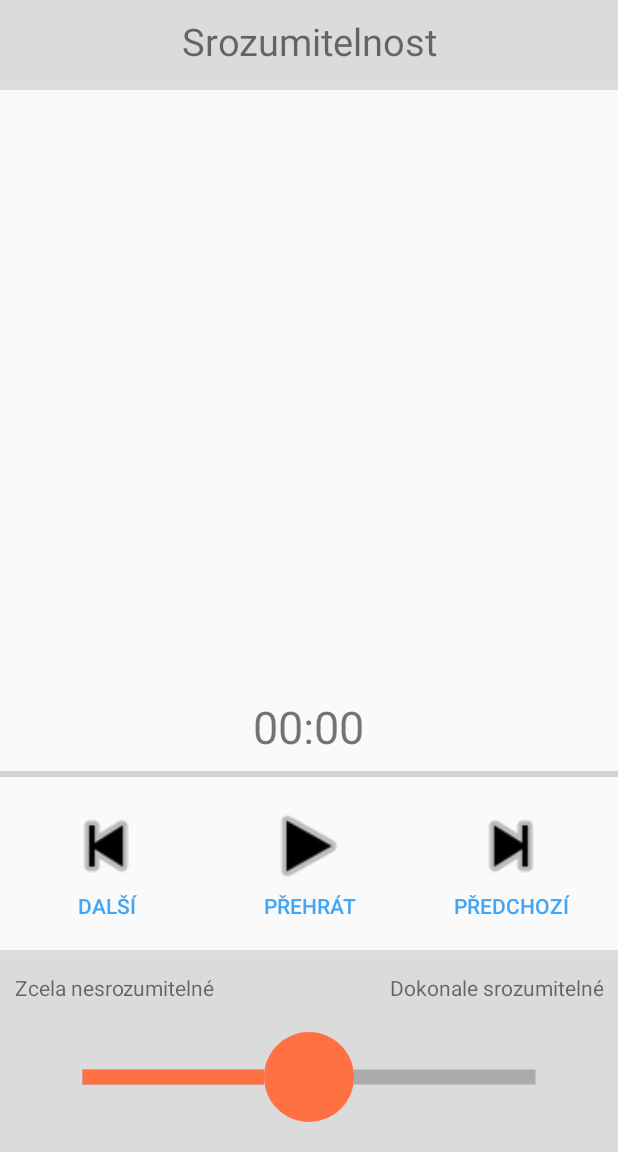
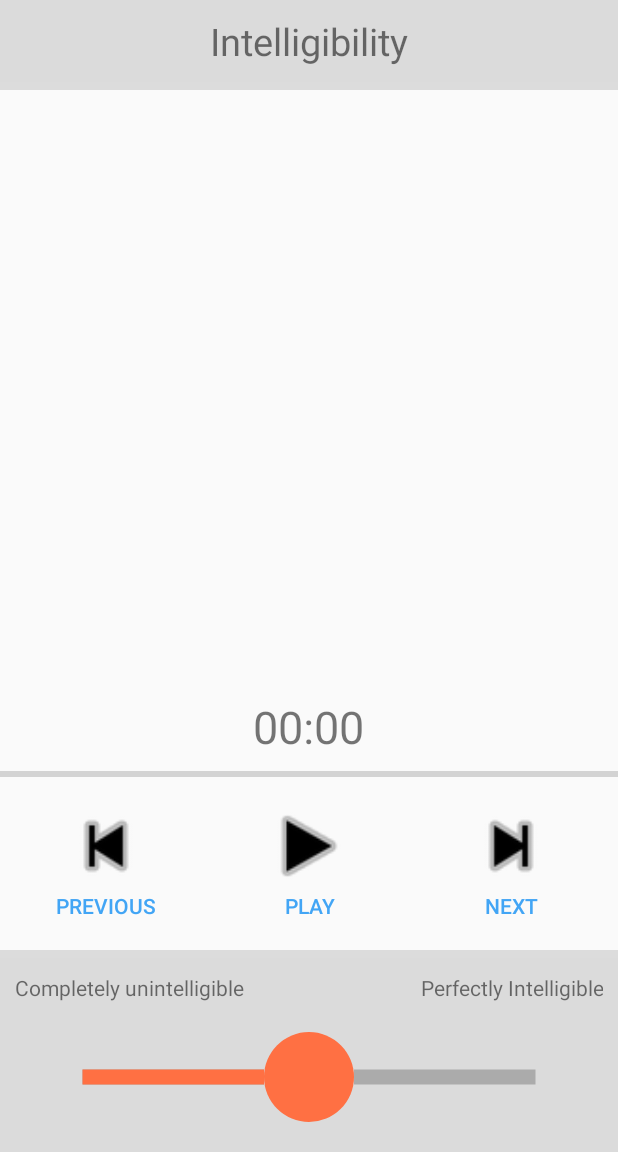
Before and after one commit to PetrKryze/VASIR, an Android app: the screen it shows after launch (MainActivity), on a phone screen of 412 x 824 dp, the part 84-1236 px from its top. Run offline under Robolectric (Android 15) with nearby library versions, the phone set to English and light mode, and no system bars; 4 statements that could not run were skipped.

Commit message:
english translation created and set a default czech set as czech used the improved root folder finding method in the getRecordings routine implemented error dialog on failed file load on startup

```diff
--- a/app/src/main/java/com/petrkryze/vas/MainActivity.java
+++ b/app/src/main/java/com/petrkryze/vas/MainActivity.java
@@ -10,7 +10,6 @@ import android.graphics.ColorMatrixColorFilter;
 import android.graphics.drawable.Drawable;
 import android.os.Build;
 import android.os.Bundle;
-import android.os.Environment;
 import android.os.Handler;
 import android.os.Vibrator;
 import android.util.Log;
@@ -45,7 +44,6 @@ import androidx.annotation.NonNull;
 import androidx.appcompat.app.ActionBar;
 import androidx.appcompat.app.AppCompatActivity;
 import androidx.appcompat.widget.Toolbar;
-import androidx.core.content.ContextCompat;
 
 public class MainActivity extends AppCompatActivity {
 
@@ -244,13 +242,26 @@ public class MainActivity extends AppCompatActivity {
         // Load the tracks from storage
         try {
             trackList = getRecordings();
-            for (Recording r : trackList) { // TODO delet dis
-                Log.i(TAG, "onCreate: " + r.toString());
-            }
+            // Logging only
+//            for (Recording r : trackList) {
+//                Log.i(TAG, "onCreate: " + r.toString());
+//            }
             welcome();
             initDone = true;
         } catch (Exception e) {
             e.printStackTrace();
+            AlertDialog no_files_found_dialog = new AlertDialog.Builder(this)
+                    .setMessage(getString(R.string.no_files_found_message))
+                    .setTitle(getString(R.string.alert))
+                    .setPositiveButton(R.string.ok, new DialogInterface.OnClickListener() {
+                        @Override
+                        public void onClick(DialogInterface dialog, int which) {
+                            MainActivity.this.finish();
+                        }
+                    }).create();
+            no_files_found_dialog.setCanceledOnTouchOutside(false);
+            no_files_found_dialog.setIcon(getDrawable(R.drawable.ic_error_red_24dp));
+            no_files_found_dialog.show();
         }
     }
 
@@ -403,18 +414,10 @@ public class MainActivity extends AppCompatActivity {
     }
 
     private List<Recording> getRecordings() throws Exception {
-        boolean readable = Environment.getExternalStorageState().equals(Environment.MEDIA_MOUNTED) ||
-                Environment.getExternalStorageState().equals(Environment.MEDIA_MOUNTED_READ_ONLY);
-        if (!readable) {
-            throw new Exception("External storage could not be read.");
-        }
+        File root = RatingManager.getRootAppDirOnSdCard(getApplicationContext());
 
-        File[] externalStorageVolumes =
-                ContextCompat.getExternalFilesDirs(getApplicationContext(), null);
-        File primaryExternalStorage = externalStorageVolumes[0];
-        Log.i(TAG, "getRecordings: External Storage root: " + primaryExternalStorage.getPath());
-
-        ArrayList<File> raw_audio_list = getAudioRecursive(primaryExternalStorage);
+        // Finds all MP3 audio files in the app root folder on SD card
+        ArrayList<File> raw_audio_list = getAudioRecursive(root);
         Nrec = raw_audio_list.size();
         if (Nrec <= 0) {
             throw new Exception("No audio files found on external storage!");
--- a/app/src/main/java/com/petrkryze/vas/RatingManager.java
+++ b/app/src/main/java/com/petrkryze/vas/RatingManager.java
@@ -50,6 +50,7 @@ public class RatingManager {
 
     private static final char separator = ';';
     private static final char headerTag = '#';
+    private static final String RATINGS_FOLDER_NAME = "Ratings";
 
     private final String TAG = "RatingManager";
 
@@ -211,36 +212,12 @@ public class RatingManager {
         if (state != State.STATE_FINISHED) {
             Log.e(TAG, "saveResults: Rating manager is not in a finished state!");
         } else {
-            // Get all available storage (internal, external, mounted, emulated, ...)
-            File[] externalStorageVolumes =
-                    ContextCompat.getExternalFilesDirs(context, null);
-
-            File sdcardAppFolder = null;
-            for (int i = 0; i <= externalStorageVolumes.length; i++) {
-                File f = externalStorageVolumes[i];
-                Log.i(TAG, "saveResults: Storage no." + i);
-                Log.i(TAG, "saveResults: External Storage path: " + f.getPath());
-                Log.i(TAG, "saveResults: Is this storage emulated? " +
-                        Environment.isExternalStorageEmulated(f));
-                Log.i(TAG, "saveResults: Is this storage removable? " +
-                        Environment.isExternalStorageRemovable(f));
-                Log.i(TAG, "saveResults: State of this external storage: " +
-                        Environment.getExternalStorageState(f) + "\n");
-
-                if (Environment.isExternalStorageRemovable(f) &&
-                        !Environment.isExternalStorageEmulated(f) &&
-                        Environment.getExternalStorageState(f).equals(Environment.MEDIA_MOUNTED)) {
-                    // This storage is <<probably>> a external SD-card
-                    sdcardAppFolder = f;
-                    // Fuck everything else
-                    break;
-                }
-            }
+            File sdcardAppFolder = getRootAppDirOnSdCard(context);
             if (sdcardAppFolder == null) {
                 throw new Exception("No usable external storage location found!");
             }
 
-            File directory = new File(sdcardAppFolder, "Ratings");
+            File directory = new File(sdcardAppFolder, RATINGS_FOLDER_NAME);
             if (!directory.exists()) {
                 Log.i(TAG, "saveResults: Directory <" + directory.getPath() + "> does not exist.");
                 if (!directory.mkdirs()) {
@@ -293,4 +270,34 @@ public class RatingManager {
             Log.i(TAG, "saveResults: File: <" + file.getName() + "> written successfully.");
         }
     }
+
+    public static File getRootAppDirOnSdCard(Context context) {
+        final String TAG = "getRootAppDirOnSdCard";
+        // Get all available storage (internal, external, mounted, emulated, ...)
+        File[] externalStorageVolumes =
+                ContextCompat.getExternalFilesDirs(context, null);
+
+        File sdcardAppFolder = null;
+        for (int i = 0; i <= externalStorageVolumes.length; i++) {
+            File f = externalStorageVolumes[i];
+            Log.i(TAG, "saveResults: Storage no." + i);
+            Log.i(TAG, "saveResults: External Storage path: " + f.getPath());
+            Log.i(TAG, "saveResults: Is this storage emulated? " +
+                    Environment.isExternalStorageEmulated(f));
+            Log.i(TAG, "saveResults: Is this storage removable? " +
+                    Environment.isExternalStorageRemovable(f));
+            Log.i(TAG, "saveResults: State of this external storage: " +
+                    Environment.getExternalStorageState(f) + "\n");
+
+            if (Environment.isExternalStorageRemovable(f) &&
+                    !Environment.isExternalStorageEmulated(f) &&
+                    Environment.getExternalStorageState(f).equals(Environment.MEDIA_MOUNTED)) {
+                // This storage is <<probably>> a external SD-card
+                sdcardAppFolder = f;
+                // Fuck everything else
+                break;
+            }
+        }
+        return sdcardAppFolder;
+    }
 }
--- /dev/null
+++ b/app/src/main/res/drawable/ic_error_red_24dp.xml
@@ -0,0 +1,5 @@
+<vector android:height="24dp" android:tint="#ED0700"
+    android:viewportHeight="24.0" android:viewportWidth="24.0"
+    android:width="24dp" xmlns:android="http://schemas.android.com/apk/res/android">
+    <path android:fillColor="#FF000000" android:pathData="M12,2C6.48,2 2,6.48 2,12s4.48,10 10,10 10,-4.48 10,-10S17.52,2 12,2zM13,17h-2v-2h2v2zM13,13h-2L11,7h2v6z"/>
+</vector>
--- a/app/src/main/res/values/strings.xml
+++ b/app/src/main/res/values/strings.xml
@@ -1,46 +1,62 @@
+<?xml version="1.0" encoding="utf-8"?>
 <resources>
     <string name="app_name">Visual Analog Scale</string>
-    <string name="main_title">Srozumitelnost</string>
-    <string name="placeholder">placeholder</string>
-    <string name="button_play_label">Přehrát</string>
-    <string name="button_pause_label">Pozastavit</string>
-    <string name="button_stop_label">Stop</string>
-    <string name="rating_label_lowest">Zcela nesrozumitelné</string>
-    <string name="rating_label_highest">Dokonale srozumitelné</string>
-    <string name="track_time_placeholder">00:00</string>
-    <string name="previous_track">Další</string>
-    <string name="next_track">Předchozí</string>
-    <string name="toast_connect_headphones">Prosím, připojte k zařízení sluchátka.</string>
-    <string name="toast_increase_volume">Audio výstup vašeho zařízení je ztlumený.</string>
-    <string name="welcome_message">Vítejte v aplikaci pro hodnocení řečových nahrávek pomocí
-        obrazových analogových stupnic.\n\nTato aplikace byla vyvinuta pro potřeby vědy a výzkumu na
-        katedře teorie obvodů, fakulty elektrotechnické, ČVUT v Praze.\n\nPo potvrzení tohoto okna
-        můžete stiskem tlačítka "přehrát" spustit přehrávání první audio-nahrávky.</string>
-    <string name="welcome_title">Vítejte!</string>
-    <string name="ok">OK</string>
-    <string name="track">Nahrávka</string>
-    <string name="track_counter">%s: %d/%d</string>
-    <string name="cancel">Zrušit</string>
-    <string name="close_confirm_prompt">Opravdu si přejete odejít?</string>
-    <string name="alert">Upozornění</string>
-    <string name="KEY_PREFERENCES_SESSION_ID">session_id</string>
-    <string name="action_settings">Nastavení</string>
-    <string name="action_quit">Odejít</string>
-    <string name="action_reset_ratings">Vynulovat hodnocení</string>
-    <string name="KEY_PREFERENCES_SEED">seed</string>
     <string name="KEY_PREFERENCES_GENERATOR_MESSAGE">generator_message</string>
     <string name="KEY_PREFERENCES_RATINGS">ratings</string>
-    <string name="action_show_session_info">Informace o relaci</string>
-    <string name="session_info_title">Informace</string>
-    <string name="session_info_message">
+    <string name="KEY_PREFERENCES_SEED">seed</string>
+    <string name="KEY_PREFERENCES_SESSION_ID">session_id</string>
+    <string name="action_quit">Quit</string>
+    <string name="action_reset_ratings">Reset ratings</string>
+    <string name="action_settings">Settings</string>
+    <string name="action_show_session_info">Session Info</string>
+    <string name="alert">Alert</string>
+    <string name="button_pause_label">Pause</string>
+    <string name="button_play_label">Play</string>
+    <string name="button_stop_label">Stop</string>
+    <string name="cancel">Cancel</string>
+    <string name="checkmark">Checkmark</string>
+    <string name="close_confirm_prompt">Are you sure you want to quit\?</string>
+    <string name="main_title">Intelligibility</string>
+    <string name="next_track">Next</string>
+    <string name="ok">OK</string>
+    <string name="placeholder">placeholder</string>
+    <string name="previous_track">Previous</string>
+    <string name="rating_label_highest">Perfectly Intelligible</string>
+    <string name="rating_label_lowest">Completely unintelligible</string>
+    <string name="reset_confirm_prompt">Are you sure you want to reset all ratings\?</string>
+    <string name="session_info_title">Info</string>
+    <string name="toast_connect_headphones">Please, plug in headphones.</string>
+    <string name="toast_increase_volume">Audio volume is muted.</string>
+    <string name="track">Recording</string>
+    <string name="welcome_title">Welcome!</string>
+    <string name="welcome_message">
+        Welcome to speech recordings rating using visual analog scales application.\n\n
+        This application was developed for use in research and development in the department of circuit theory, faculty of electrotechnics, CTU in Prague.\n\n
+        You can begin the rating process by listening to the first audio recording, after you confirm this window.\n\n
+    </string>
+    <string name="session_info_message" translatable="false">
         Session ID: %s\n\n
         Generated: %s\n\n
         Seed: %s\n\n
         Rated: %s\n\n
     </string>
-    <string name="RATING_FILE_NAME">
+    <string name="RATING_FILE_NAME" translatable="false">
         RATING_%d_%s.txt
     </string>
-    <string name="checkmark">Checkmark</string>
-    <string name="reset_confirm_prompt">Opravdu chcete vynulovat hodnocení?</string>
+    <string name="track_time_placeholder" translatable="false">00:00</string>
+    <string name="track_counter" translatable="false">%s: %d/%d</string>
+    <string name="no_files_found_message">
+        Error! No audio files found in the designated data folder in the application directory.
+        Place your audio speech recordings saved as MP3-files in the application directory on an
+        external SD card inserted in your device. This is required as internal device storage tends
+        to be limited in capacity.\n\n
+        Folder structure has to be following:\n
+        <tt>\"app-root\"/files/\"group-folder\"/\n</tt>
+        where <tt>\"app-root\"</tt> is the application root directory - typically:\n
+        <tt>\"your-phone\"/Card/Android/data/com.petrkryze.vas/\n</tt>
+        and <tt>\"group-folder\"</tt> has to be <tt>\"HC\"</tt>, <tt>\"DBS_OFF\"</tt> or <tt>\"DBS_130\"</tt>. Then, place the corresponding
+        audio-files into these folders.\n\n
+        <i>Currently</i> supporting only this predefined system, will be
+        upgraded to auto-recognize group names in the future versions.
+    </string>
 </resources>
```
Also changed, not shown: 1 other file.
